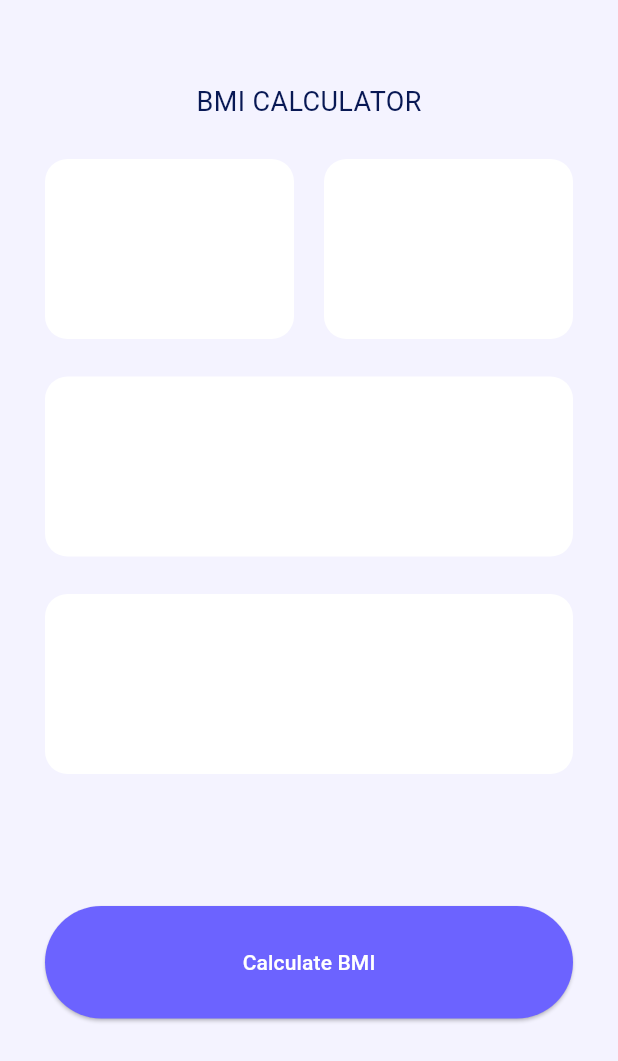
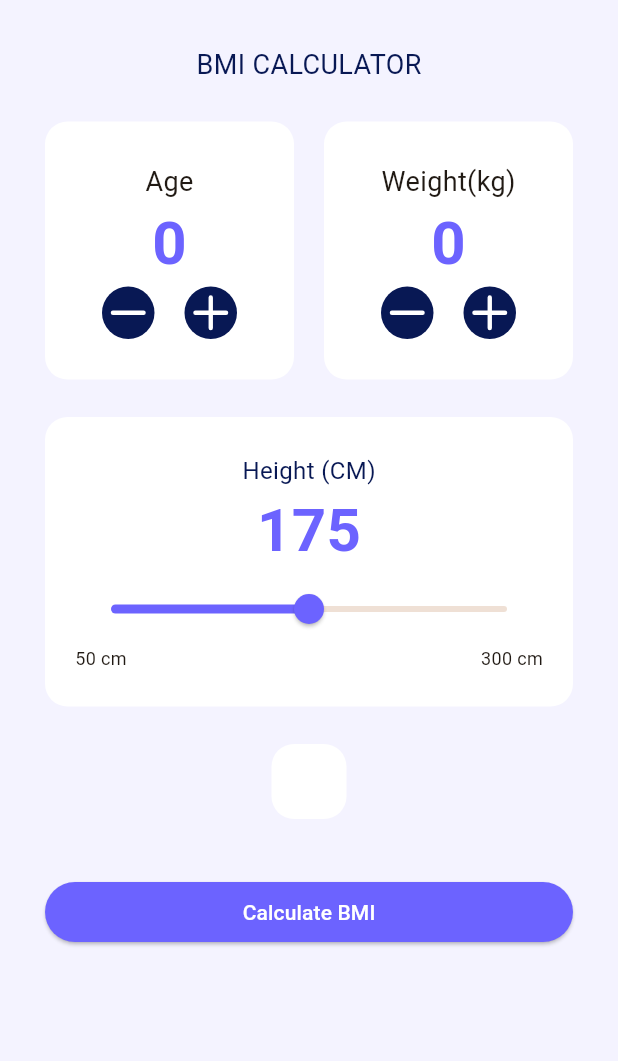
Before and after one commit to dudu020908/flutter_1, a Flutter app: the MainScreen screen opened by its route, on a phone screen of 412 x 824 dp. Shown: the top 1061 px of the screen. Run offline on Flutter 3.47's test engine with Material 3 defaults, Android fonts, the phone set to English and light mode, and no system bars; our stand-ins replace go_router, lucide_icons_flutter.

Commit message:
수업에 따라가기 너무힘들다..

```diff
--- /dev/null
+++ b/lib/presentation/common/widgets/whitebox.dart
@@ -0,0 +1,22 @@
+// ignore_for_file: public_member_api_docs, sort_constructors_first
+import 'package:flutter/material.dart';
+
+//클래스에서 매개변수를 넣으려면 내부에서 넣어야함
+class Whitebox extends StatelessWidget {
+  final EdgeInsetsGeometry? padding; //변경 안되므로 final
+  final Widget child;
+  // constructor 만드는곳
+  const Whitebox({super.key, this.padding, required this.child});
+
+  @override //컨테이너 height 나 padding 값은 스크린 각각에서 받아와야함 매개변수 활용
+  Widget build(BuildContext context) {
+    return Container(
+      padding: padding,
+      decoration: BoxDecoration(
+        color: Colors.white,
+        borderRadius: BorderRadius.circular(15),
+      ),
+      child: child,
+    );
+  }
+}
--- /dev/null
+++ b/lib/presentation/main/Widgets/circle_icon_button.dart
@@ -0,0 +1,32 @@
+// ignore_for_file: public_member_api_docs, sort_constructors_first
+import 'package:flutter/material.dart';
+
+class CircleIconButton extends StatelessWidget {
+  final IconData icon;
+  final VoidCallback? onTap;
+  final String title;
+  final int value;
+  const CircleIconButton({
+    super.key,
+    required this.icon,
+    this.onTap,
+    required this.title,
+    required this.value,
+  });
+
+  @override
+  Widget build(BuildContext context) {
+    return GestureDetector //InkWell GestureDetector 도 가능
+    (
+      onTap: onTap,
+      child: Container(
+        decoration: BoxDecoration(
+          // borderRadius: BorderRadius.circular(50)방법으로도 가능
+          shape: BoxShape.circle,
+          color: Color(0xFF081854),
+        ),
+        child: Icon(icon, color: Colors.white, size: 35),
+      ),
+    );
+  }
+}
--- /dev/null
+++ b/lib/presentation/main/Widgets/height_box.dart
@@ -0,0 +1,54 @@
+import 'package:daelim_2025/presentation/common/widgets/whitebox.dart';
+import 'package:flutter/material.dart';
+
+class HeightBox extends StatefulWidget {
+  const HeightBox({super.key});
+
+  @override
+  State<HeightBox> createState() => _HeightBoxState();
+}
+
+class _HeightBoxState extends State<HeightBox> {
+  double _height = 175;
+
+  @override
+  Widget build(BuildContext context) {
+    return Whitebox(
+      padding: const EdgeInsets.symmetric(vertical: 24, horizontal: 20),
+      child: Column(
+        children: [
+          const Text(
+            'Height (CM)',
+            style: TextStyle(fontSize: 16, color: Color(0xFF081854)),
+          ),
+          Text(
+            _height.toInt().toString(),
+            style: const TextStyle(
+              fontSize: 40,
+              fontWeight: FontWeight.bold,
+              color: Color(0xFF6c63FF),
+            ),
+          ),
+          Slider(
+            min: 50,
+            max: 300,
+            value: _height,
+            activeColor: Color(0xFF6c63FF),
+            onChanged: (val) {
+              setState(() {
+                _height = val;
+              });
+            },
+          ),
+          const Row(
+            mainAxisAlignment: MainAxisAlignment.spaceBetween,
+            children: [
+              Text('50 cm', style: TextStyle(fontSize: 12)),
+              Text('300 cm', style: TextStyle(fontSize: 12)),
+            ],
+          ),
+        ],
+      ),
+    );
+  }
+}
--- /dev/null
+++ b/lib/presentation/main/Widgets/in_de_container.dart
@@ -0,0 +1,58 @@
+import 'package:daelim_2025/presentation/common/widgets/whitebox.dart';
+import 'package:daelim_2025/presentation/main/Widgets/circle_icon_button.dart';
+import 'package:flutter/material.dart';
+import 'package:lucide_icons_flutter/lucide_icons.dart';
+
+class InDeContainer extends StatefulWidget {
+  final String title;
+  const InDeContainer({super.key, required this.title});
+
+  @override
+  State<InDeContainer> createState() => _InDeContainerState();
+}
+
+class _InDeContainerState extends State<InDeContainer> {
+  int _value = 0;
+
+  void onPlus() => setState(() => _value++);
+  void onMinus() => setState(() => _value = (_value > 0) ? _value - 1 : 0);
+
+  @override
+  Widget build(BuildContext context) {
+    return Whitebox(
+      padding: const EdgeInsets.all(27),
+      child: Column(
+        mainAxisAlignment: MainAxisAlignment.center,
+        children: [
+          Text(widget.title, style: const TextStyle(fontSize: 18)),
+          Text(
+            '$_value',
+            style: const TextStyle(
+              fontSize: 40,
+              fontWeight: FontWeight.bold,
+              color: Color(0xFF6c63FF),
+            ),
+          ),
+          Row(
+            mainAxisAlignment: MainAxisAlignment.center,
+            children: [
+              CircleIconButton(
+                onTap: onMinus,
+                icon: LucideIcons.minus,
+                title: '',
+                value: _value,
+              ),
+              const SizedBox(width: 20),
+              CircleIconButton(
+                onTap: onPlus,
+                icon: LucideIcons.plus,
+                title: '',
+                value: _value,
+              ),
+            ],
+          ),
+        ],
+      ),
+    );
+  }
+}
--- a/lib/presentation/main/main_screen.dart
+++ b/lib/presentation/main/main_screen.dart
@@ -1,28 +1,52 @@
 import 'package:daelim_2025/app/router/app_route.dart';
+import 'package:daelim_2025/presentation/common/widgets/whitebox.dart';
+import 'package:daelim_2025/presentation/main/Widgets/height_box.dart';
+import 'package:daelim_2025/presentation/main/Widgets/in_de_container.dart';
 import 'package:flutter/material.dart';
 import 'package:go_router/go_router.dart';
 
 class MainScreen extends StatelessWidget {
-  MainScreen({super.key});
-  final _containerDecoration = BoxDecoration(
-    color: Colors.white,
-    borderRadius: BorderRadius.circular(15),
-  );
-  Widget _buildMainname() {
-    return Text(
-      'BMI CALCULATOR',
-      style: TextStyle(color: Color(0xFF081854), fontSize: 18),
+  const MainScreen({super.key});
+
+  @override
+  Widget build(BuildContext context) {
+    return Scaffold(
+      backgroundColor: const Color(0xFFF4F3FF),
+      body: SafeArea(
+        child: Padding(
+          padding: const EdgeInsets.only(left: 30, right: 30, bottom: 90),
+          child: Column(
+            children: [
+              SizedBox(height: 30),
+              Text(
+                'BMI CALCULATOR',
+                style: TextStyle(fontSize: 18, color: Color(0xFF081854)),
+              ),
+              SizedBox(height: 25),
+              Row(
+                children: [
+                  Expanded(child: InDeContainer(title: 'Age')),
+                  SizedBox(width: 20),
+                  Expanded(child: InDeContainer(title: 'Weight(kg)')),
+                ],
+              ),
+              SizedBox(height: 25),
+              HeightBox(),
+              SizedBox(height: 25),
+              Whitebox(padding: EdgeInsets.all(25), child: SizedBox.shrink()),
+              SizedBox(height: 38),
+
+              SizedBox(child: _buildMainButton(context)),
+            ],
+          ),
+        ),
+      ),
     );
-  }
-
-  Widget _buildContainer() {
-    return Container(height: 120, decoration: _containerDecoration);
   }
 
   Widget _buildMainButton(BuildContext context) {
     return SizedBox(
       width: double.infinity,
-      height: 75,
       child: ElevatedButton(
         onPressed: () => context.go(AppRoute.result.toPath),
         style: ElevatedButton.styleFrom(
@@ -33,43 +57,4 @@
       ),
     );
   }
-
-  @override
-  Widget build(BuildContext context) {
-    return Scaffold(
-      backgroundColor: Color(0xFFF4F3FF),
-      body: SafeArea(
-        child: Padding(
-          padding: const EdgeInsets.only(left: 30, right: 30, bottom: 90),
-          /*  child: Container(
-            alignment: Alignment.center,
-            width: 280,
-            margin: const EdgeInsets.symmetric(horizontal: 30),*/
-          child: Column(
-            spacing: 25,
-            crossAxisAlignment: CrossAxisAlignment.center,
-            children: [
-              SizedBox(height: 30),
-              _buildMainname(),
-              Row(
-                spacing: 20,
-                children: [
-                  Expanded(child: _buildContainer()),
-                  Expanded(child: _buildContainer()),
-                ],
-              ),
-              _buildContainer(),
-              _buildContainer(),
-              SizedBox(height: 38),
-              SizedBox(
-                width: double.infinity,
-                height: 75,
-                child: _buildMainButton(context),
-              ),
-            ],
-          ),
-        ),
-      ),
-    );
-  }
 }
--- a/lib/presentation/result/result_screen.dart
+++ b/lib/presentation/result/result_screen.dart
@@ -1,15 +1,31 @@
 import 'package:daelim_2025/app/router/app_route.dart';
+import 'package:daelim_2025/presentation/common/widgets/whitebox.dart';
 import 'package:flutter/material.dart';
 import 'package:go_router/go_router.dart';
 
 class ResultScreen extends StatelessWidget {
-  const ResultScreen({super.key});
+  final _containerDecoration = BoxDecoration(
+    color: Colors.white,
+    borderRadius: BorderRadius.circular(15),
+  );
+  ResultScreen({super.key});
 
   Widget _buildResultname() {
     return Text(
       'BMI CALCULATOR',
       style: TextStyle(color: Color(0xFF081854), fontSize: 18),
     );
+  }
+
+  Widget _buildResultdesc() {
+    return Text(
+      'Body Mass Index',
+      style: TextStyle(color: Color(0xFF081854), fontSize: 24),
+    );
+  }
+
+  Widget _buildContainer() {
+    return Container(height: 380, decoration: _containerDecoration);
   }
 
   @override
@@ -20,18 +36,23 @@
         child: Center(
           child: Container(
             alignment: Alignment.center,
-            width: 280,
+            width: 340,
             margin: const EdgeInsets.symmetric(horizontal: 30),
             child: Column(
               crossAxisAlignment: CrossAxisAlignment.center,
               children: [
                 SizedBox(height: 30),
                 _buildResultname(),
+                SizedBox(height: 60),
+                _buildResultdesc(),
+                SizedBox(height: 30),
+                SizedBox(height: 38),
                 SizedBox(
                   width: double.infinity,
                   height: 75,
                   child: _buildResultButton(context),
                 ),
+                SizedBox(height: 60),
               ],
             ),
           ),
--- a/lib/presentation/start/start_screen.dart
+++ b/lib/presentation/start/start_screen.dart
@@ -93,7 +93,11 @@
                 SizedBox(height: 15),
                 _buildDescription(),*/
                 SizedBox(height: 38),
-                _buildStartButton(context),
+                SizedBox(
+                  width: double.infinity,
+                  height: 75,
+                  child: _buildStartButton(context),
+                ),
               ],
             ),
           ),
--- a/pubspec.yaml
+++ b/pubspec.yaml
@@ -31,11 +31,12 @@
   flutter:
     sdk: flutter
 
-  go_router: ^13.0.0
+  go_router: ^14.8.1
 
   # The following adds the Cupertino Icons font to your application.
   # Use with the CupertinoIcons class for iOS style icons.
   cupertino_icons: ^1.0.8
+  lucide_icons_flutter: ^2.0.5
 
 dev_dependencies:
   flutter_test:
```
Also changed, not shown: pubspec.lock.
